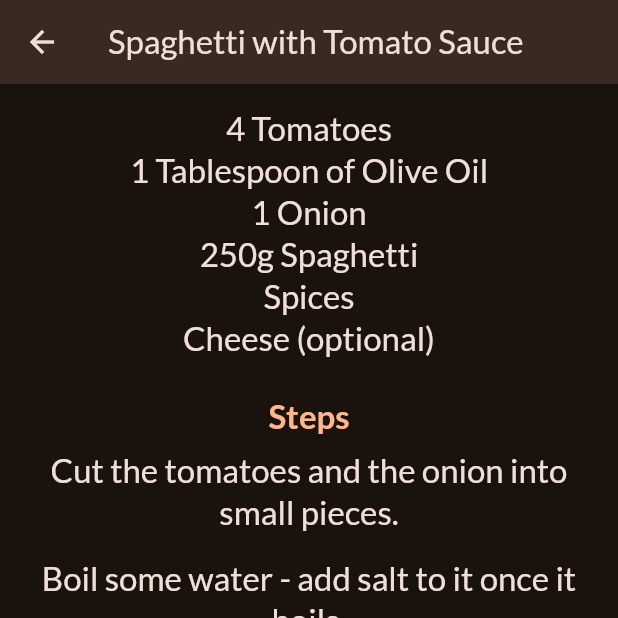
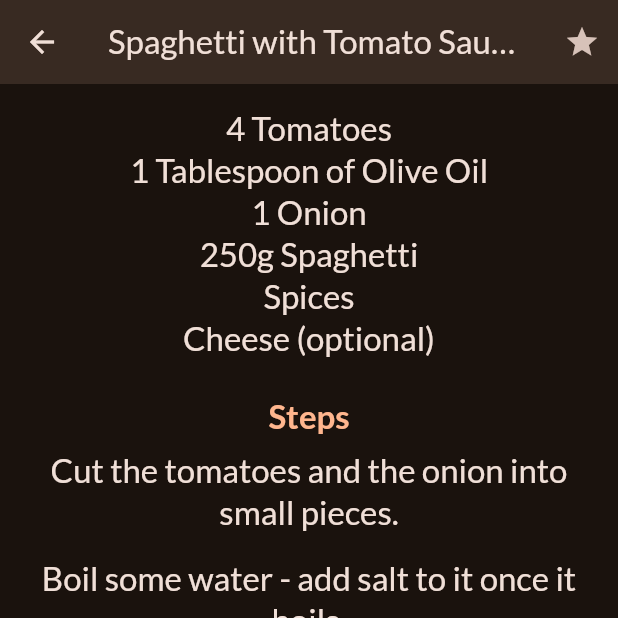
Before and after one commit to IvanRobak/meals, a Flutter app: the MealDetailScreen screen opened directly with sample values from the repository, scrolled down 340 dp, on a phone screen of 412 x 824 dp, the top half of it. Run offline on Flutter 3.47's test engine with Material 3 defaults, Android fonts, the phone set to English and light mode, and no system bars; our stand-ins replace google_fonts, transparent_image; network calls fail.

Commit message:
_toggleMealFavoriteStatus

```diff
--- a/lib/screen/meal_details.dart
+++ b/lib/screen/meal_details.dart
@@ -2,15 +2,24 @@ import 'package:flutter/material.dart';
 import 'package:meals/model/meal.dart';
 
 class MealDetailScreen extends StatelessWidget {
-  const MealDetailScreen({super.key, required this.meal});
+  const MealDetailScreen(
+      {super.key, required this.meal, required this.onToggleFavorite});
 
   final Meal meal;
+  final void Function(Meal meal) onToggleFavorite;
 
   @override
   Widget build(BuildContext context) {
     return Scaffold(
       appBar: AppBar(
         title: Text(meal.title),
+        actions: [
+          IconButton(
+              onPressed: () {
+                onToggleFavorite(meal);
+              },
+              icon: const Icon(Icons.star)),
+        ],
       ),
       body: SingleChildScrollView(
         child: Column(
```
Also changed, not shown: lib/screen/categories.dart (+9 -3 lines), lib/screen/meals.dart (+10 -2 lines), lib/screen/tabs.dart (+19 -2 lines).
